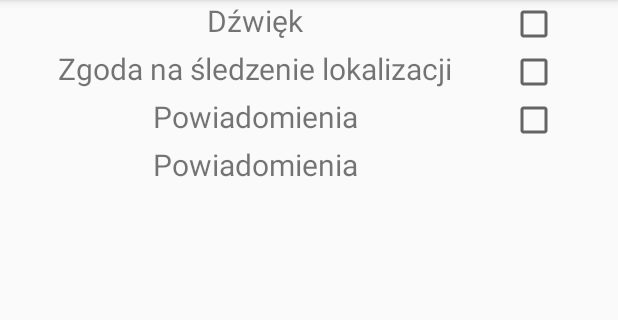
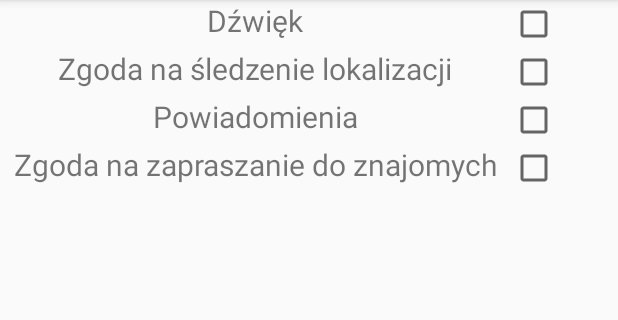
Before and after one commit to Tomasz-sys/aplikacja_mobilna_komunikator, an Android app: the SettingsActivity screen opened directly, with no data from a screen before it, on a phone screen of 412 x 824 dp, the part 84-404 px from its top. Run offline under Robolectric (Android 15) with nearby library versions, the phone set to English and light mode, and no system bars.

Commit message:
Add invite checkbox

```diff
--- a/Komunikator/app/src/main/res/layout/activity_settings.xml
+++ b/Komunikator/app/src/main/res/layout/activity_settings.xml
@@ -78,10 +78,14 @@
                 android:id="@+id/settings_invite_textView"
                 android:layout_width="340dp"
                 android:layout_height="wrap_content"
-                android:text="@string/settings_notification"
+                android:text="@string/settings_invite"
                 android:textAlignment="center"
                 android:textSize="20sp" />
 
+            <CheckBox
+                android:id="@+id/settings_invite_checkBox"
+                android:layout_width="wrap_content"
+                android:layout_height="wrap_content" />
         </LinearLayout>
 
 
--- a/Komunikator/app/src/main/res/values/strings.xml
+++ b/Komunikator/app/src/main/res/values/strings.xml
@@ -48,5 +48,6 @@
     <string name="settings_sound">Dźwięk</string>
     <string name="settings_location">Zgoda na śledzenie lokalizacji</string>
     <string name="settings_notification">Powiadomienia</string>
+    <string name="settings_invite">Zgoda na zapraszanie do znajomych</string>
 
 </resources>
```
